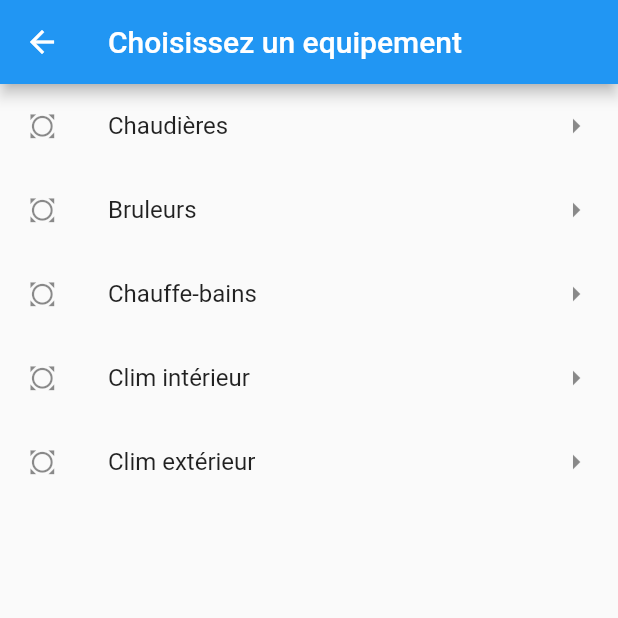
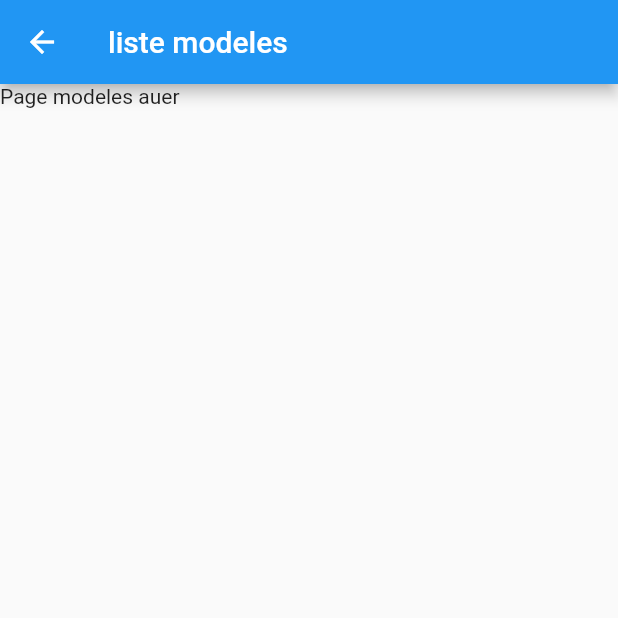
Before and after one commit to pytoncraft2/eaysav-flutter2, a Flutter app: the Equipements screen opened directly, after a tap on "Chaudières", on a phone screen of 412 x 824 dp, the top half of it. Run offline on Flutter 3.47's test engine with Material 2 defaults, Android fonts, the phone set to English and light mode, and no system bars; network calls fail; project files that could hold a hidden picture were left out.

Commit message:
passage d'une marque par la class

```diff
--- a/lib/equipements_page.dart
+++ b/lib/equipements_page.dart
@@ -30,6 +30,7 @@
 //   }
 // }
 
+import 'package:easysav_flutter2/modeles_page.dart';
 import 'package:flutter/material.dart';
 
 const int itemCount = 10;
@@ -58,7 +59,12 @@ class Equipements extends StatelessWidget {
             leading: const Icon(Icons.all_out),
             trailing: const Icon(Icons.arrow_right),
             onTap: () {
-              debugPrint('Tapage sur index numero ${(index)}');
+              Navigator.push(
+                context,
+                MaterialPageRoute(
+                  builder: (context) => const Modeles(marque: "auer"),
+                ),
+              );
             },
           );
         },
--- /dev/null
+++ b/lib/modeles_page.dart
@@ -0,0 +1,21 @@
+import 'package:flutter/material.dart';
+
+class Modeles extends StatefulWidget {
+  final String marque;
+  const Modeles({Key? key, required this.marque}) : super(key: key);
+
+  @override
+  State<Modeles> createState() => _ModelesState();
+}
+
+class _ModelesState extends State<Modeles> {
+  @override
+  Widget build(BuildContext context) {
+    return Scaffold(
+      appBar: AppBar(
+        title: const Text("liste modeles"),
+      ),
+      body: Text('Page modeles ${widget.marque}'),
+    );
+  }
+}
```
